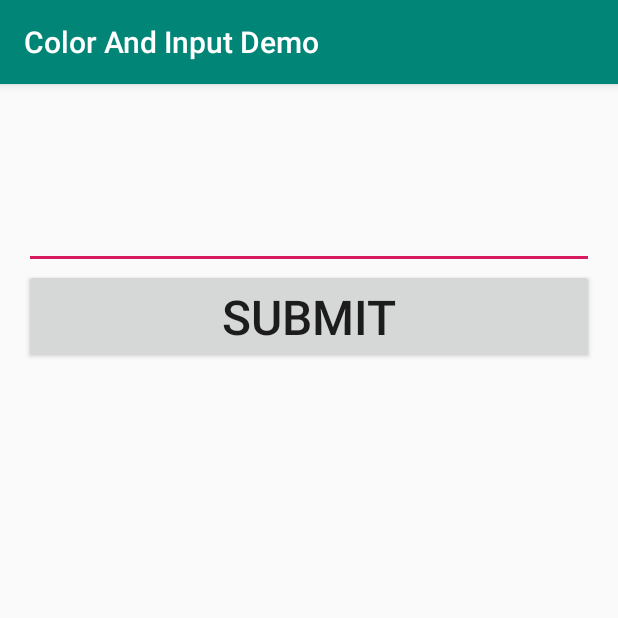
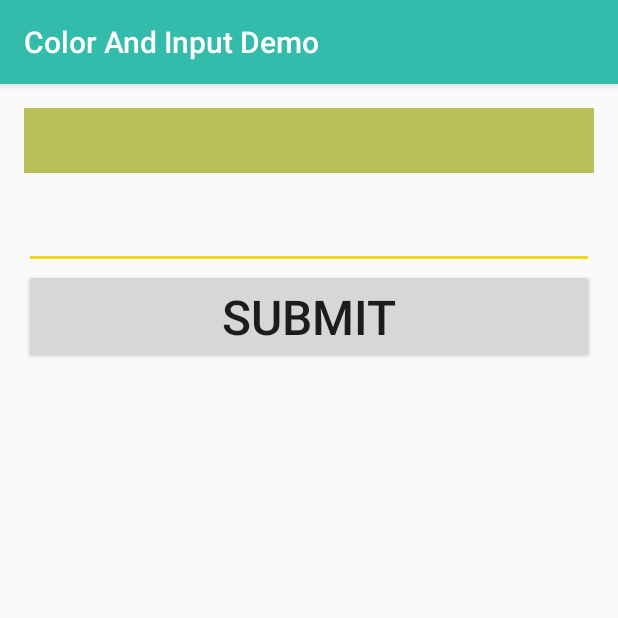
Before and after one commit to Cattusorb/ColorAndInputDemo, an Android app: the screen it shows after launch (MainActivity), after a tap on "SUBMIT", on a phone screen of 412 x 824 dp, the top half of it. Run offline under Robolectric (Android 15) with nearby library versions, the phone set to English and light mode, and no system bars.

Commit message:
Added color changing background. Added colors and changed colors.

```diff
--- a/app/src/main/java/com/example/colorandinputdemo/MainActivity.java
+++ b/app/src/main/java/com/example/colorandinputdemo/MainActivity.java
@@ -1,10 +1,13 @@
 package com.example.colorandinputdemo;
 
+import android.graphics.Color;
 import android.support.v7.app.AppCompatActivity;
 import android.os.Bundle;
 import android.view.View;
 import android.widget.EditText;
 import android.widget.TextView;
+
+import java.util.Random;
 
 public class MainActivity extends AppCompatActivity {
 
@@ -24,5 +27,10 @@ public class MainActivity extends AppCompatActivity {
 
         TextView display = findViewById(R.id.output);
         display.setText(inputText);
+
+        int red = (int) (256 * Math.random());
+        int green= (int) (256 * Math.random());
+        int blue = (int) (256 * Math.random());
+        display.setBackgroundColor(Color.rgb(red, green, blue));
     }
 }
--- a/app/src/main/res/layout/activity_main.xml
+++ b/app/src/main/res/layout/activity_main.xml
@@ -13,7 +13,8 @@
         android:layout_width="match_parent"
         android:layout_height="wrap_content"
         android:text="@string/nothing"
-        android:textSize="32sp"/>
+        android:textSize="32sp"
+        android:background="@color/blue"/>
 
     <EditText
         android:id="@+id/input"
--- a/app/src/main/res/values/colors.xml
+++ b/app/src/main/res/values/colors.xml
@@ -1,6 +1,8 @@
 <?xml version="1.0" encoding="utf-8"?>
 <resources>
-    <color name="colorPrimary">#008577</color>
-    <color name="colorPrimaryDark">#00574B</color>
-    <color name="colorAccent">#D81B60</color>
+    <color name="colorPrimary">#33BBAB</color>
+    <color name="colorPrimaryDark">#0E6B5A</color>
+    <color name="colorAccent">#EED715</color>
+
+    <color name="blue">#6C31D1</color>
 </resources>
```
